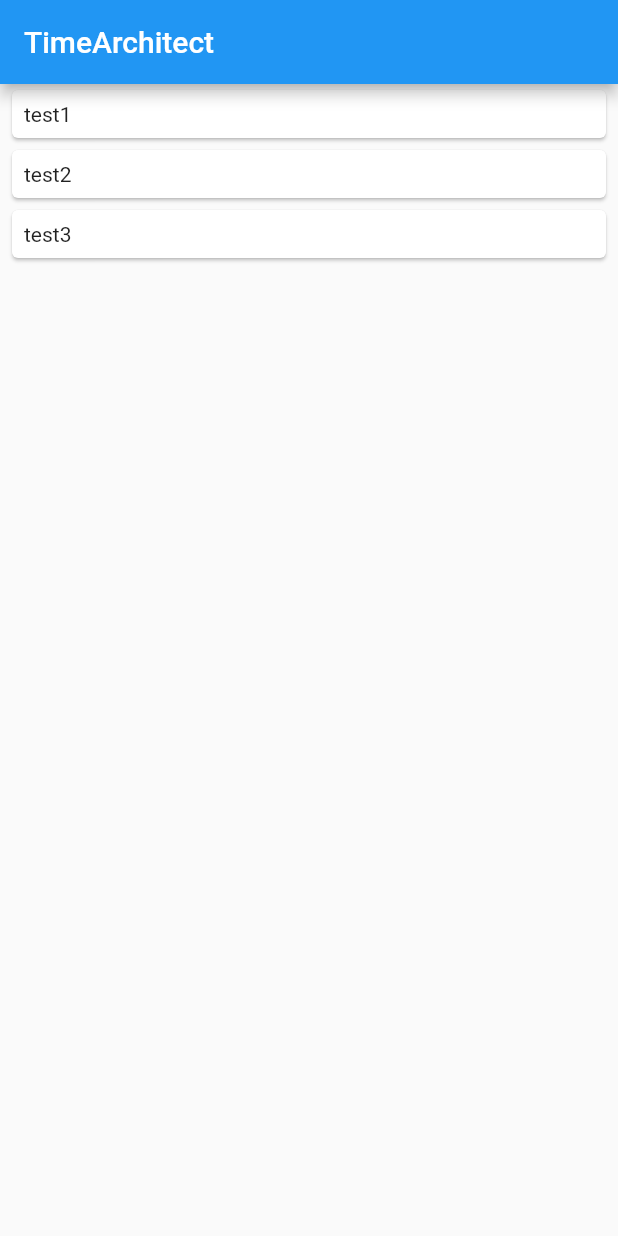
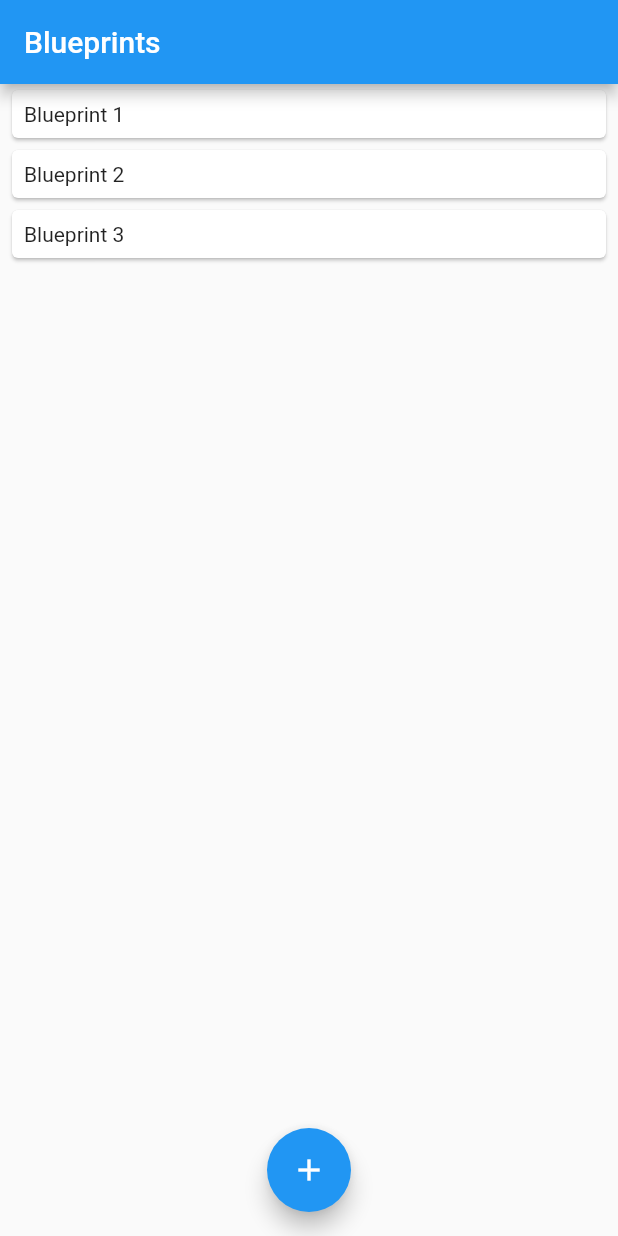
Before and after one commit to DanArcherOnline/time-architect, a Flutter app: the screen it shows after launch, on a phone screen of 412 x 824 dp. Run offline on Flutter 3.47's test engine with Material 2 defaults, Android fonts, the light colour scheme and no system bars; our stand-ins replace auto_route.

Commit message:
✨ set up routing & add route to blueprint form
- add create blueprint button
- set up routing with auto route
- add blueprint form page

```diff
--- a/lib/presentation/core/app.dart
+++ b/lib/presentation/core/app.dart
@@ -1,16 +1,18 @@
 import 'package:flutter/material.dart';
-import 'package:time_architect/presentation/pages/blueprint_list_page.dart';
+import 'package:time_architect/presentation/core/router.gr.dart';
 
 class App extends StatelessWidget {
-  // This widget is the root of your application.
+  final _appRouter = AppRouter();
+
   @override
   Widget build(BuildContext context) {
-    return MaterialApp(
+    return MaterialApp.router(
+      routeInformationParser: _appRouter.defaultRouteParser(),
+      routerDelegate: _appRouter.delegate(),
       title: 'Time Architect',
       theme: ThemeData(
         primarySwatch: Colors.blue,
       ),
-      home: BlueprintListPage(),
     );
   }
 }
--- a/lib/presentation/pages/blueprint_list_page.dart
+++ b/lib/presentation/pages/blueprint_list_page.dart
@@ -1,14 +1,21 @@
+import 'package:auto_route/auto_route.dart';
 import 'package:flutter/material.dart';
 import 'package:time_architect/domain/entites/blueprint.dart';
+import 'package:time_architect/presentation/core/router.gr.dart';
 import 'package:time_architect/presentation/widgets/domains/blueprints/blueprint_card.dart';
+import 'package:time_architect/presentation/widgets/domains/blueprints/create_blueprint_button.dart';
 
 class BlueprintListPage extends StatelessWidget {
   @override
   Widget build(BuildContext context) {
     return Scaffold(
       appBar: AppBar(
-        title: Text('TimeArchitect'),
+        title: Text('Blueprints'),
       ),
+      floatingActionButton: CreateBlueprintButton(
+        onTap: () => context.router.push(BlueprintFormRoute()),
+      ),
+      floatingActionButtonLocation: FloatingActionButtonLocation.centerFloat,
       body: ListView.builder(
         itemCount: dummyBlueprintList.length,
         itemBuilder: (context, index) {
@@ -22,7 +29,7 @@ class BlueprintListPage extends StatelessWidget {
 
 //TODO replace dummy list
 final dummyBlueprintList = [
-  Blueprint(title: 'test1'),
-  Blueprint(title: 'test2'),
-  Blueprint(title: 'test3'),
+  Blueprint(title: 'Blueprint 1'),
+  Blueprint(title: 'Blueprint 2'),
+  Blueprint(title: 'Blueprint 3'),
 ];
--- /dev/null
+++ b/lib/presentation/widgets/domains/blueprints/create_blueprint_button.dart
@@ -0,0 +1,17 @@
+import 'package:flutter/material.dart';
+
+class CreateBlueprintButton extends StatelessWidget {
+  final VoidCallback onTap;
+  const CreateBlueprintButton({
+    Key? key,
+    required this.onTap,
+  }) : super(key: key);
+
+  @override
+  Widget build(BuildContext context) {
+    return FloatingActionButton(
+      onPressed: onTap,
+      child: Icon(Icons.add),
+    );
+  }
+}
--- a/pubspec.yaml
+++ b/pubspec.yaml
@@ -12,10 +12,13 @@ dependencies:
   flutter:
     sdk: flutter
   cupertino_icons: ^1.0.2
+  auto_route: ^2.0.2
 
 dev_dependencies:
   flutter_test:
     sdk: flutter
+  build_runner: ^2.0.1
+  auto_route_generator: ^2.0.1
 
 flutter:
   uses-material-design: true
```
Also changed, not shown: lib/presentation/core/router.dart (added, +19 -0 lines), lib/presentation/pages/blueprint_form_page.dart (added, +20 -0 lines), lib/presentation/core/router.gr.dart (added), pubspec.lock.
